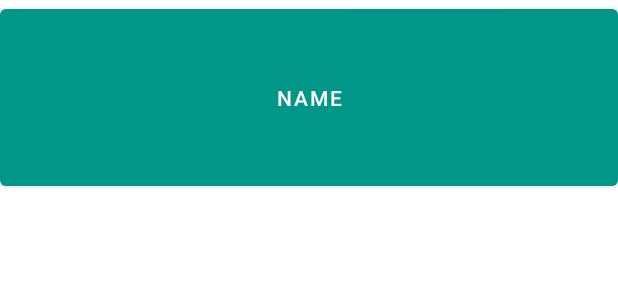
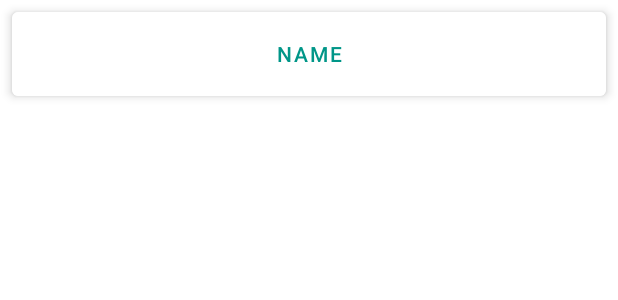
Before and after one commit to veselovvv/ForestSounds, an Android app: the layout list_item.xml on its own in the app's theme, with its tools: preview values and no code run, on a phone screen of 412 x 824 dp. Shown: the top 300 px of the screen. Run offline under Robolectric (Android 15) with nearby library versions, the phone set to English and light mode, and no system bars.

Commit message:
Fixed UI

```diff
--- a/app/src/main/java/com/veselovvv/forestsounds/ForestSounds.kt
+++ b/app/src/main/java/com/veselovvv/forestsounds/ForestSounds.kt
@@ -10,7 +10,6 @@ private const val SOUNDS_FOLDER = "sounds"
 private const val MAX_SOUNDS_NUMBER = 4
 
 class ForestSounds(private val assets: AssetManager) {
-
     val sounds: List<Sound>
 
     // SoundPool для управления звуками:
@@ -31,7 +30,6 @@ class ForestSounds(private val assets: AssetManager) {
     fun release() { soundPool.release() }
 
     private fun loadSounds(): List<Sound> {
-
         val soundNames: Array<String>
 
         try {
@@ -53,7 +51,6 @@ class ForestSounds(private val assets: AssetManager) {
                 Log.e("ForestSounds", "$name loading is failed", ioe)
             }
         }
-
         return sounds
     }
 
--- a/app/src/main/java/com/veselovvv/forestsounds/MainActivity.kt
+++ b/app/src/main/java/com/veselovvv/forestsounds/MainActivity.kt
@@ -10,12 +10,10 @@ import com.veselovvv.forestsounds.databinding.ActivityMainBinding
 import com.veselovvv.forestsounds.databinding.ListItemBinding
 
 class MainActivity : AppCompatActivity() {
-
     private lateinit var forestSounds: ForestSounds
 
     override fun onCreate(savedInstanceState: Bundle?) {
         super.onCreate(savedInstanceState)
-
         forestSounds = ForestSounds(assets)
 
         // Привязка:
@@ -62,7 +60,6 @@ class MainActivity : AppCompatActivity() {
                 parent,
                 false
             )
-
             return SoundHolder(binding)
         }
 
--- a/app/src/main/java/com/veselovvv/forestsounds/Sound.kt
+++ b/app/src/main/java/com/veselovvv/forestsounds/Sound.kt
@@ -1,6 +1,5 @@
 package com.veselovvv.forestsounds
 
 class Sound(val assetPath: String, var id: Int? = null) {
-
     val name = assetPath.split("/").last().removeSuffix(".wav")
 }
--- a/app/src/main/java/com/veselovvv/forestsounds/SoundViewModel.kt
+++ b/app/src/main/java/com/veselovvv/forestsounds/SoundViewModel.kt
@@ -4,9 +4,8 @@ import androidx.databinding.BaseObservable
 import androidx.databinding.Bindable
 
 class SoundViewModel(private val forestSounds: ForestSounds) : BaseObservable() {
-
-    fun onButtonClicked() {
-        sound?.let { forestSounds.play(it) }
+    fun onButtonClicked() = sound?.let {
+        forestSounds.play(it)
     }
 
     var sound: Sound? = null
--- a/app/src/main/res/layout/list_item.xml
+++ b/app/src/main/res/layout/list_item.xml
@@ -1,7 +1,7 @@
 <?xml version="1.0" encoding="utf-8"?>
-<layout
-    xmlns:android="http://schemas.android.com/apk/res/android"
-    xmlns:tools="http://schemas.android.com/tools">
+<layout xmlns:android="http://schemas.android.com/apk/res/android"
+    xmlns:tools="http://schemas.android.com/tools"
+    xmlns:app="http://schemas.android.com/apk/res-auto">
 
     <data>
         <variable
@@ -9,10 +9,20 @@
             type="com.veselovvv.forestsounds.SoundViewModel"/>
     </data>
 
-    <Button
+    <com.google.android.material.card.MaterialCardView
         android:layout_width="match_parent"
-        android:layout_height="130dp"
-        android:onClick="@{() -> viewModel.onButtonClicked()}"
-        android:text="@{viewModel.title}"
-        tools:text="Name"/>
+        android:layout_height="wrap_content"
+        android:layout_margin="8dp"
+        app:strokeWidth="1dp"
+        app:cardElevation="4dp">
+
+        <com.google.android.material.button.MaterialButton
+            android:layout_width="match_parent"
+            android:layout_height="wrap_content"
+            android:layout_margin="4dp"
+            android:onClick="@{() -> viewModel.onButtonClicked()}"
+            android:text="@{viewModel.title}"
+            tools:text="Name"
+            style="@style/Widget.MaterialComponents.Button.TextButton" />
+    </com.google.android.material.card.MaterialCardView>
 </layout>
--- a/app/src/main/res/values-night/themes.xml
+++ b/app/src/main/res/values-night/themes.xml
@@ -3,7 +3,7 @@
     <style name="Theme.ForestSounds" parent="Theme.MaterialComponents.DayNight.DarkActionBar">
         <!-- Primary brand color. -->
         <item name="colorPrimary">@color/teal_500</item>
-        <item name="colorPrimaryVariant">@color/teal_700</item>
+        <item name="colorPrimaryVariant">@color/teal_500</item>
         <item name="colorOnPrimary">@color/black</item>
         <!-- Secondary brand color. -->
         <item name="colorSecondary">@color/teal_a200</item>
--- a/app/src/main/res/values/themes.xml
+++ b/app/src/main/res/values/themes.xml
@@ -3,7 +3,7 @@
     <style name="Theme.ForestSounds" parent="Theme.MaterialComponents.DayNight.DarkActionBar">
         <!-- Primary brand color. -->
         <item name="colorPrimary">@color/teal_500</item>
-        <item name="colorPrimaryVariant">@color/teal_700</item>
+        <item name="colorPrimaryVariant">@color/teal_500</item>
         <item name="colorOnPrimary">@color/white</item>
         <!-- Secondary brand color. -->
         <item name="colorSecondary">@color/teal_a200</item>
```
